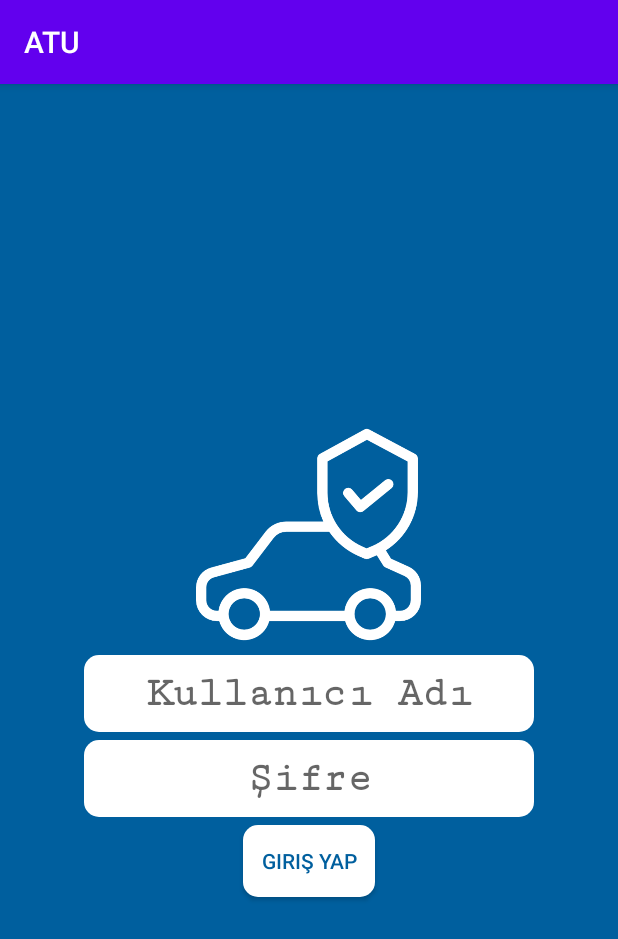
After one commit to ATUUYGULAMA/ATUUYG-MOBILE, an Android app: the Login screen opened directly, with no data from a screen before it, on a phone screen of 412 x 824 dp. The commit adds this screen. Shown: the top 939 px of the screen. Run offline under Robolectric (Android 15) with nearby library versions, the light colour scheme and no system bars.

Commit message:
ATU Login ve İlan verme Sayfası

```diff
--- /dev/null
+++ b/app/src/main/java/com/project/atu/Login.java
@@ -0,0 +1,10 @@
+package com.project.atu;
+import android.os.Bundle;
+
+public class Login extends MainActivity{
+    @Override
+    protected void onCreate(Bundle savedInstanceState) {
+        super.onCreate(savedInstanceState);
+        setContentView(R.layout.activity_login);
+    }
+}
--- a/app/src/main/java/com/project/atu/MainActivity.java
+++ b/app/src/main/java/com/project/atu/MainActivity.java
@@ -2,7 +2,10 @@ package com.project.atu;
 
 import androidx.appcompat.app.AppCompatActivity;
 
+import android.content.Intent;
 import android.os.Bundle;
+import android.view.View;
+import android.widget.Button;
 
 public class MainActivity extends AppCompatActivity {
 
@@ -10,5 +13,27 @@ public class MainActivity extends AppCompatActivity {
     protected void onCreate(Bundle savedInstanceState) {
         super.onCreate(savedInstanceState);
         setContentView(R.layout.activity_main);
+        Button btn1 = findViewById(R.id.üyeolmadan);
+        Button btn2 = findViewById(R.id.advertise);
+        btn1.setOnClickListener(new View.OnClickListener() {
+            @Override
+            public void onClick(View view) {
+                openLoginActivity();
+            }
+        });
+        btn2.setOnClickListener(new View.OnClickListener() {
+            @Override
+            public void onClick(View view) {
+                openAdvertiseActivity();
+            }
+        });
+    }
+    public void openLoginActivity() {
+        Intent intent = new Intent(this, Login.class);
+        startActivity(intent);
+    }
+    public void openAdvertiseActivity() {
+        Intent intent = new Intent(this, Advertise.class);
+        startActivity(intent);
     }
 }
--- /dev/null
+++ b/app/src/main/res/drawable/buttonlayout.xml
@@ -0,0 +1,7 @@
+<?xml version="1.0" encoding="utf-8"?>
+<shape android:shape="rectangle" xmlns:android="http://schemas.android.com/apk/res/android">
+
+    <gradient android:startColor="#fff" android:endColor="#fff" />
+
+    <corners android:radius="10dp"/>
+</shape>
--- /dev/null
+++ b/app/src/main/res/layout/activity_login.xml
@@ -0,0 +1,56 @@
+<?xml version="1.0" encoding="utf-8"?>
+<LinearLayout xmlns:android="http://schemas.android.com/apk/res/android"
+    xmlns:app="http://schemas.android.com/apk/res-auto"
+    xmlns:tools="http://schemas.android.com/tools"
+    android:layout_width="match_parent"
+    android:layout_height="match_parent"
+    android:background="#005f9e"
+    android:gravity="center"
+    android:orientation="vertical"
+    tools:context=".Login">
+    <ImageView
+        android:id="@+id/girislogo"
+        android:layout_width="150dp"
+        android:layout_height="150dp"
+        android:layout_gravity="center"
+        android:background="@drawable/insurance" />
+    <EditText
+        android:id="@+id/kullanici"
+        android:layout_width="300dp"
+        android:layout_height="wrap_content"
+        android:hint="Kullanıcı Adı"
+        android:textSize="28dp"
+        android:maxLength="25"
+        android:layout_marginTop="5dp"
+        android:gravity="center"
+        android:fontFamily="serif-monospace"
+        android:background="@drawable/buttonlayout"
+        android:padding="10dp"
+        android:textStyle="bold" />
+
+    <EditText
+        android:id="@+id/sifre"
+        android:layout_width="300dp"
+        android:layout_height="wrap_content"
+        android:hint="Şifre"
+        android:layout_marginTop="5dp"
+        android:gravity="center"
+        android:background="@drawable/buttonlayout"
+        android:padding="10dp"
+        android:textSize="28dp"
+        android:inputType="textPassword"
+        android:maxLength="25"
+        android:fontFamily="serif-monospace"
+        android:textStyle="bold" />
+    <Button
+        android:layout_width="wrap_content"
+        android:layout_height="wrap_content"
+        android:padding="5dp"
+        android:layout_marginTop="5dp"
+        android:background="@drawable/buttonlayout"
+        android:textColor="#005f9e"
+        android:id="@+id/üyeolmadan"
+        android:text="  Giriş Yap  "
+        />
+
+</LinearLayout>
```
Also changed, not shown: app/src/main/AndroidManifest.xml (+12 -0 lines), app/src/main/java/com/project/atu/Advertise.java (added, +11 -0 lines), app/src/main/res/layout/activity_advertise.xml (added, +176 -0 lines), app/src/main/res/layout/activity_main.xml (+24 -8 lines), app/src/main/res/drawable/insurance.png (added), app/src/main/res/drawable/photo2.png (added).
